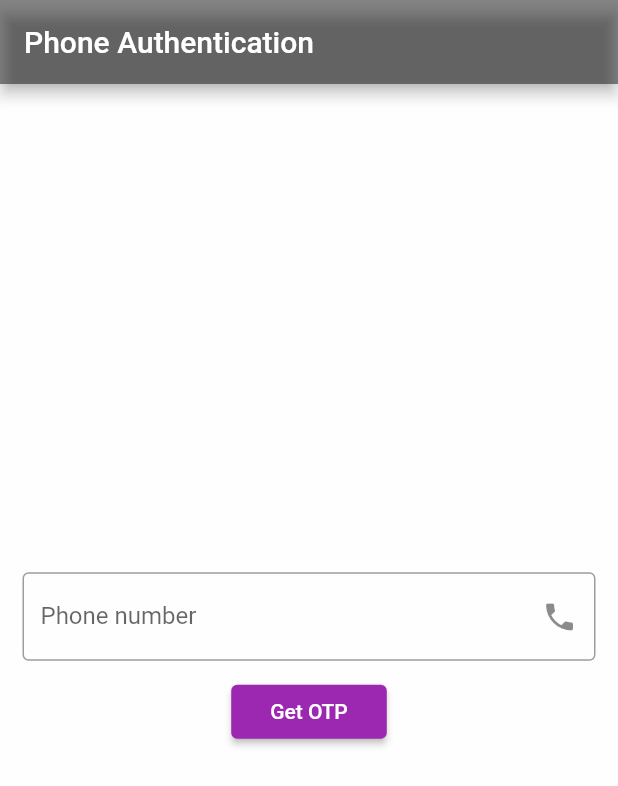
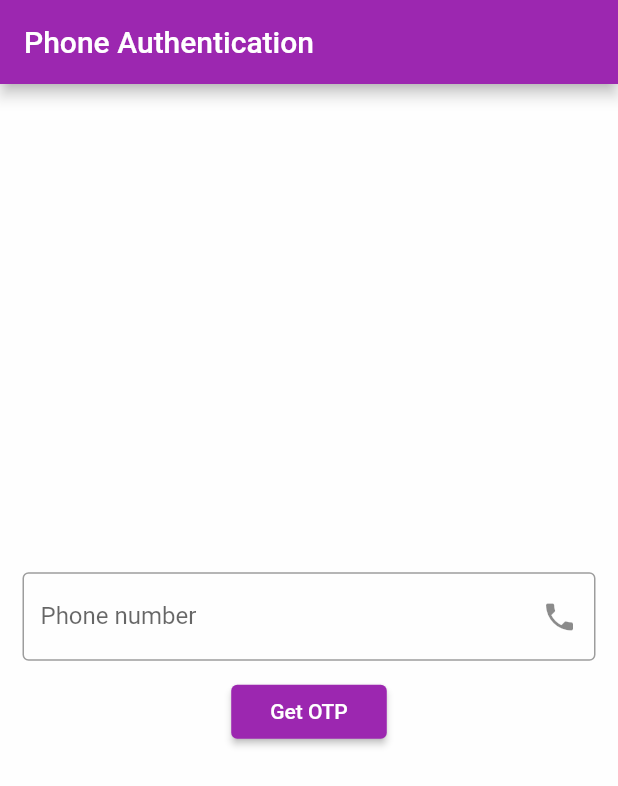
Before and after one commit to omda07/otp, a Flutter app: the screen it shows after launch, on a phone screen of 412 x 824 dp. Shown: the top 786 px of the screen. Run offline on Flutter 3.47's test engine with Material 2 defaults, Android fonts, the phone set to English and light mode, and no system bars; our stand-ins replace firebase_auth, firebase_core, pinput; accounts and stored records are empty.

Commit message:
modify code

```diff
--- a/lib/screens/otp_screens/otp.dart
+++ b/lib/screens/otp_screens/otp.dart
@@ -28,7 +28,7 @@ class Otp extends StatelessWidget {
 
       appBar: AppBar(
         title: const Text('OTP Verification'),
-        backgroundColor: Colors.teal[800],
+
       ),
       body: Consumer<OtpController>(
         builder: (context, value, child) {
--- a/lib/screens/otp_screens/otp_screen.dart
+++ b/lib/screens/otp_screens/otp_screen.dart
@@ -16,7 +16,7 @@ class _OtpScreenState extends State<OtpScreen> {
   Widget build(BuildContext context) {
     return Scaffold(
       appBar: AppBar(
-        backgroundColor: Colors.black45,
+
         title: const Text('Phone Authentication'),
       ),
       body: Consumer<OtpController>(
```
